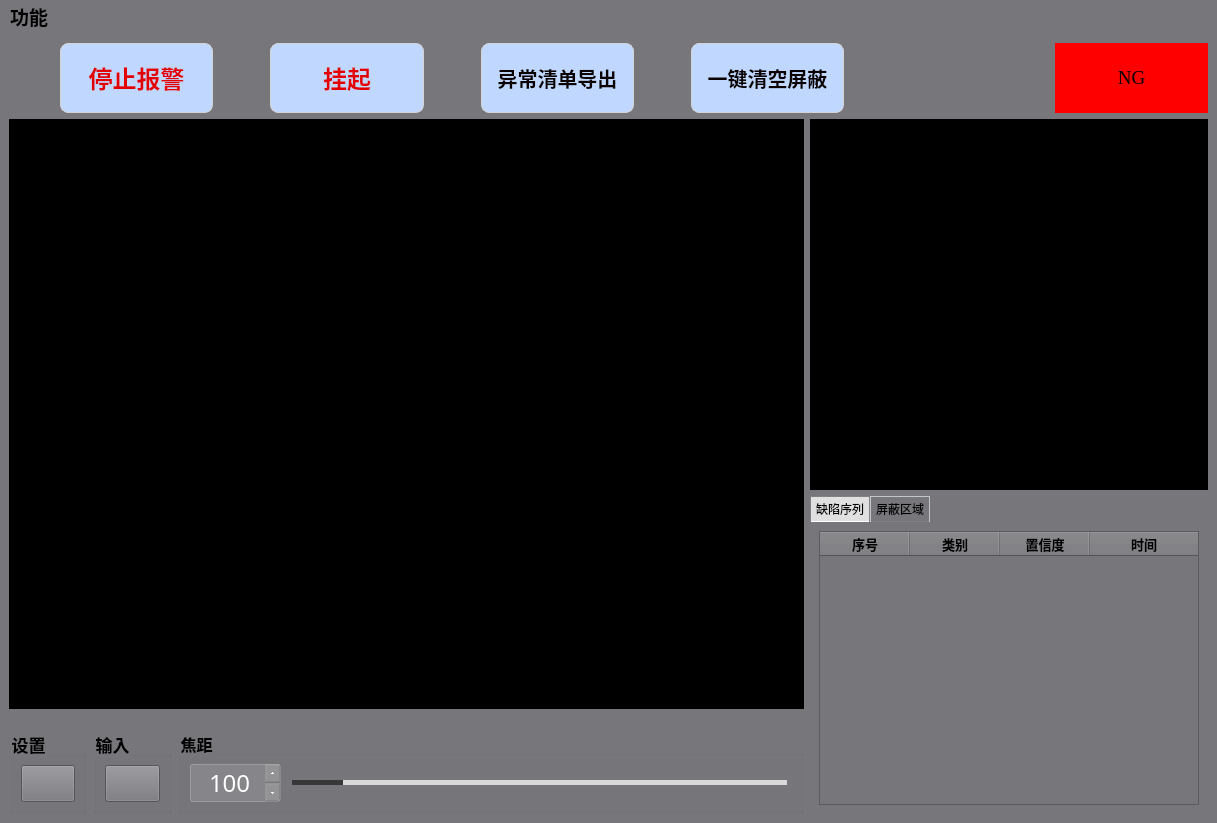
Qt form src/ui/main_window_end.ui (Dragon1633/yolov8-underwater-detection) before a commit.
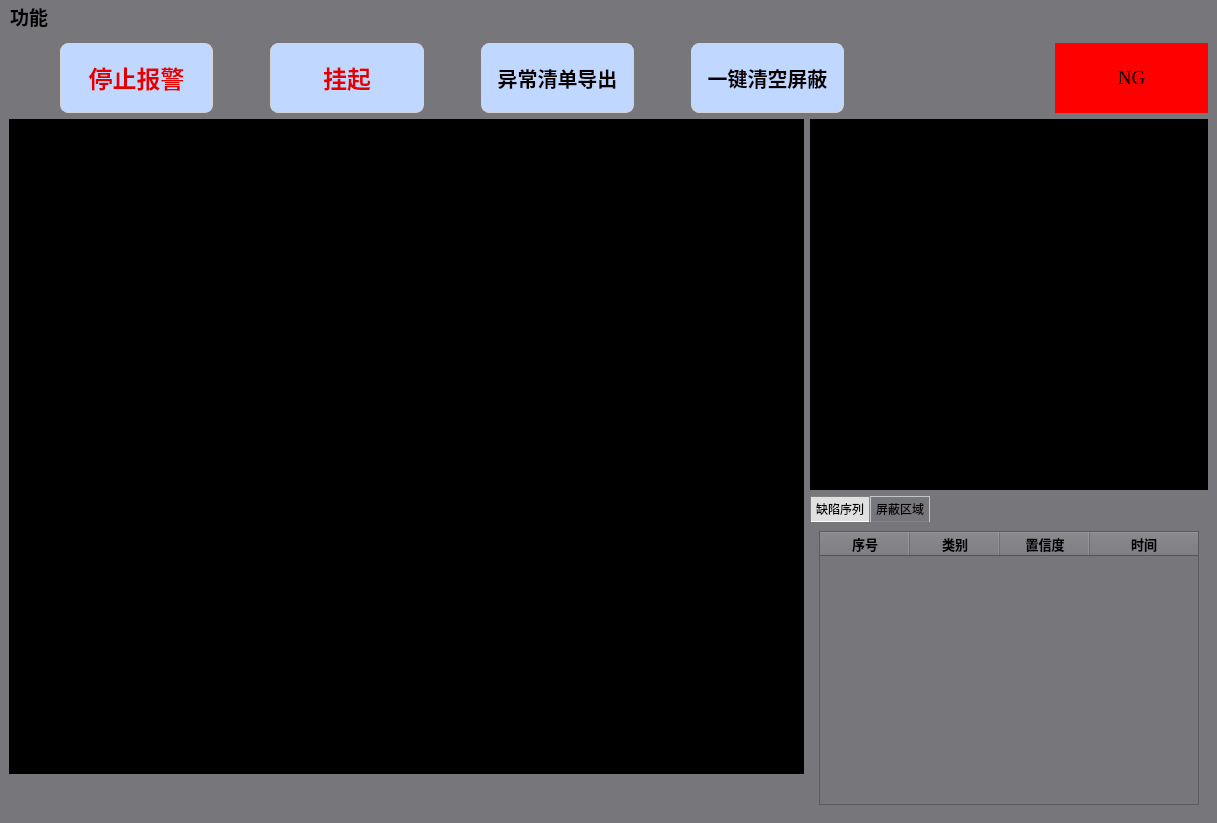
The same form after that commit. Icons and pictures are not drawn.

The edit to the form file:
```diff
--- a/src/ui/main_window_end.ui
+++ b/src/ui/main_window_end.ui
@@ -270,7 +270,7 @@
       <item>
        <layout class="QHBoxLayout" name="horizontalLayout_2" stretch="6,3">
         <item>
-         <layout class="QVBoxLayout" name="verticalLayout" stretch="40,1,0">
+         <layout class="QVBoxLayout" name="verticalLayout" stretch="20,0">
           <item>
            <widget class="QLabel" name="label_display">
             <property name="styleSheet">
@@ -294,294 +294,6 @@
             </property>
            </spacer>
           </item>
-          <item>
-           <layout class="QHBoxLayout" name="horizontalLayout" stretch="1,1,8">
-            <item>
-             <widget class="QGroupBox" name="groupBox_1">
-              <property name="font">
-               <font>
-                <pointsize>13</pointsize>
-                <weight>75</weight>
-                <bold>true</bold>
-               </font>
-              </property>
-              <property name="title">
-               <string>设置</string>
-              </property>
-              <layout class="QHBoxLayout" name="horizontalLayout_3" stretch="1">
-               <item>
-                <widget class="QPushButton" name="pushButton_setting">
-                 <property name="sizePolicy">
-                  <sizepolicy hsizetype="Expanding" vsizetype="Expanding">
-                   <horstretch>0</horstretch>
-                   <verstretch>0</verstretch>
-                  </sizepolicy>
-                 </property>
-                 <property name="styleSheet">
-                  <string notr="true">QPushButton{
-	image: url(:/images/icons/setting.png);
-font-size: 14px;
-font-weight: bold;
-color:white;
-text-align: center center;
-padding-left: 5px;
-padding-right: 5px;
-padding-top: 4px;
-padding-bottom: 4px;
-border-style: solid;
-border-width: 0px;
-border-color: rgba(255, 255, 255, 255);
-border-radius: 3px;
-background-color: rgba(200, 200, 200,0);}
-
-QPushButton:focus{outline: none;}
-
-QPushButton::pressed{
-                     font-size: 14px;
-                     font-weight: bold;
-                     color:rgb(200,200,200);
-                     text-align: center center;
-                     padding-left: 5px;
-                     padding-right: 5px;
-                     padding-top: 4px;
-                     padding-bottom: 4px;
-                     border-style: solid;
-                     border-width: 0px;
-                     border-color: rgba(255, 255, 255, 255);
-                     border-radius: 3px;
-                     background-color:  #bf513b;}
-
-QPushButton::disabled{
-                     font-size: 14px;
-                     font-weight: bold;
-                     color:rgb(200,200,200);
-                     text-align: center center;
-                     padding-left: 5px;
-                     padding-right: 5px;
-                     padding-top: 4px;
-                     padding-bottom: 4px;
-                     border-style: solid;
-                     border-width: 0px;
-                     border-color: rgba(255, 255, 255, 255);
-                     border-radius: 3px;}
-QPushButton::hover {
-border-style: solid;
-border-width: 0px;
-border-radius: 0px;
-background-color: rgba(48,148,243,80);}url(:/images/icons/setting.png)</string>
-                 </property>
-                 <property name="text">
-                  <string/>
-                 </property>
-                </widget>
-               </item>
-              </layout>
-             </widget>
-            </item>
-            <item>
-             <widget class="QGroupBox" name="groupBox_3">
-              <property name="font">
-               <font>
-                <pointsize>13</pointsize>
-                <weight>75</weight>
-                <bold>true</bold>
-               </font>
-              </property>
-              <property name="title">
-               <string>输入</string>
-              </property>
-              <layout class="QHBoxLayout" name="horizontalLayout_5">
-               <item>
-                <widget class="QPushButton" name="pushButton_cam">
-                 <property name="sizePolicy">
-                  <sizepolicy hsizetype="Expanding" vsizetype="Expanding">
-                   <horstretch>0</horstretch>
-                   <verstretch>0</verstretch>
-                  </sizepolicy>
-                 </property>
-                 <property name="styleSheet">
-                  <string notr="true">QPushButton{
-	image: url(:/images/icons/camera_on.png);
-font-size: 14px;
-font-weight: bold;
-color:white;
-text-align: center center;
-padding-left: 5px;
-padding-right: 5px;
-padding-top: 4px;
-padding-bottom: 4px;
-border-style: solid;
-border-width: 0px;
-border-color: rgba(255, 255, 255, 255);
-border-radius: 3px;
-background-color: rgba(200, 200, 200,0);}
-
-QPushButton:focus{outline: none;}
-
-QPushButton::pressed{
-                     font-size: 14px;
-                     font-weight: bold;
-                     color:rgb(200,200,200);
-                     text-align: center center;
-                     padding-left: 5px;
-                     padding-right: 5px;
-                     padding-top: 4px;
-                     padding-bottom: 4px;
-                     border-style: solid;
-                     border-width: 0px;
-                     border-color: rgba(255, 255, 255, 255);
-                     border-radius: 3px;
-                     background-color:  #bf513b;}
-
-QPushButton::disabled{
-                     image: url(:/images/icons/camera_off.png);
-                     font-size: 14px;
-                     font-weight: bold;
-                     color:rgb(200,200,200);
-                     text-align: center center;
-                     padding-left: 5px;
-                     padding-right: 5px;
-                     padding-top: 4px;
-                     padding-bottom: 4px;
-                     border-style: solid;
-                     border-width: 0px;
-                     border-color: rgba(255, 255, 255, 255);
-                     border-radius: 3px;}
-QPushButton::hover {
-border-style: solid;
-border-width: 0px;
-border-radius: 0px;
-background-color: rgba(48,148,243,80);}url(:/images/icons/camera_on.png)</string>
-                 </property>
-                 <property name="text">
-                  <string/>
-                 </property>
-                </widget>
-               </item>
-              </layout>
-             </widget>
-            </item>
-            <item>
-             <widget class="QGroupBox" name="groupBox_5">
-              <property name="font">
-               <font>
-                <pointsize>12</pointsize>
-                <weight>75</weight>
-                <bold>true</bold>
-               </font>
-              </property>
-              <property name="styleSheet">
-               <string notr="true"/>
-              </property>
-              <property name="title">
-               <string>焦距</string>
-              </property>
-              <layout class="QHBoxLayout" name="horizontalLayout_6">
-               <item>
-                <widget class="QSpinBox" name="spinBox_focus">
-                 <property name="sizePolicy">
-                  <sizepolicy hsizetype="Minimum" vsizetype="Fixed">
-                   <horstretch>0</horstretch>
-                   <verstretch>0</verstretch>
-                  </sizepolicy>
-                 </property>
-                 <property name="font">
-                  <font>
-                   <family>AcadEref</family>
-                   <pointsize>-1</pointsize>
-                  </font>
-                 </property>
-                 <property name="styleSheet">
-                  <string notr="true">QSpinBox{
-background:rgba(200, 200, 200,50);
-color:white;
-font-size: 24px;
-border-style: solid;
-border-width: 1px;
-border-color: rgba(200, 200, 200,100);
-border-radius: 3px;
-padding-right: 10px;}
-
-QSpinBox::down-button{
-background:rgba(200, 200, 200,0);
-border-image: url(:/images/icons/botton_down.png);}
-QSpinBox::down-button::hover{
-background:rgba(200, 200, 200,100);
-border-image: url(:/images/icons/botton_down.png);}
-
-QSpinBox::up-button{
-background:rgba(200, 200, 200,0);
-border-image: url(:/images/icons/botton_up.png);}
-QSpinBox::up-button::hover{
-background:rgba(200, 200, 200,100);
-border-image: url(:/images/icons/botton_up.png);}
-
-QAbstractSpinBox::up-button { subcontrol-origin: border; }
-QAbstractSpinBox::down-button { subcontrol-origin: border; }</string>
-                 </property>
-                 <property name="alignment">
-                  <set>Qt::AlignCenter</set>
-                 </property>
-                 <property name="buttonSymbols">
-                  <enum>QAbstractSpinBox::UpDownArrows</enum>
-                 </property>
-                 <property name="minimum">
-                  <number>0</number>
-                 </property>
-                 <property name="maximum">
-                  <number>1000</number>
-                 </property>
-                 <property name="value">
-                  <number>100</number>
-                 </property>
-                </widget>
-               </item>
-               <item>
-                <widget class="QSlider" name="horizontalSlider_focus">
-                 <property name="styleSheet">
-                  <string notr="true">QSlider{
-border-color: #bcbcbc;
-color:#d9d9d9;
-}
-QSlider::groove:horizontal {                                
-     border: 1px solid #999999;                             
-     height: 3px;                                           
-    margin: 0px 0;                                         
-     left: 5px; right: 5px; 
- }
-QSlider::handle:horizontal {                               
-     border: 0px ; 
-     border-image: url(:/images/icons/point.png);
-	 width:15px;
-     margin: -7px -7px -7px -7px;                  
-} 
-QSlider::add-page:horizontal{
-background: #d9d9d9; 
-
-}
-QSlider::sub-page:horizontal{                               
- background: #373737;                     
-}</string>
-                 </property>
-                 <property name="minimum">
-                  <number>0</number>
-                 </property>
-                 <property name="maximum">
-                  <number>1000</number>
-                 </property>
-                 <property name="value">
-                  <number>100</number>
-                 </property>
-                 <property name="orientation">
-                  <enum>Qt::Horizontal</enum>
-                 </property>
-                </widget>
-               </item>
-              </layout>
-             </widget>
-            </item>
-           </layout>
-          </item>
          </layout>
         </item>
         <item>
```
Left out of the diff: 6 changed lines with no effect on the pictures.
